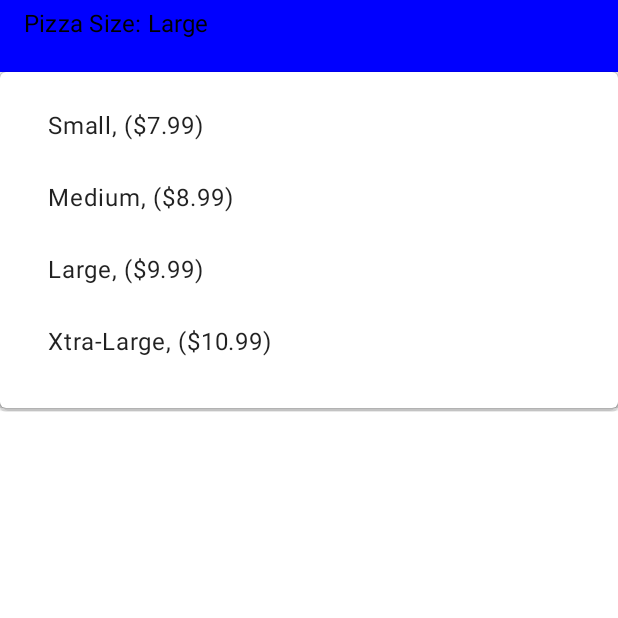
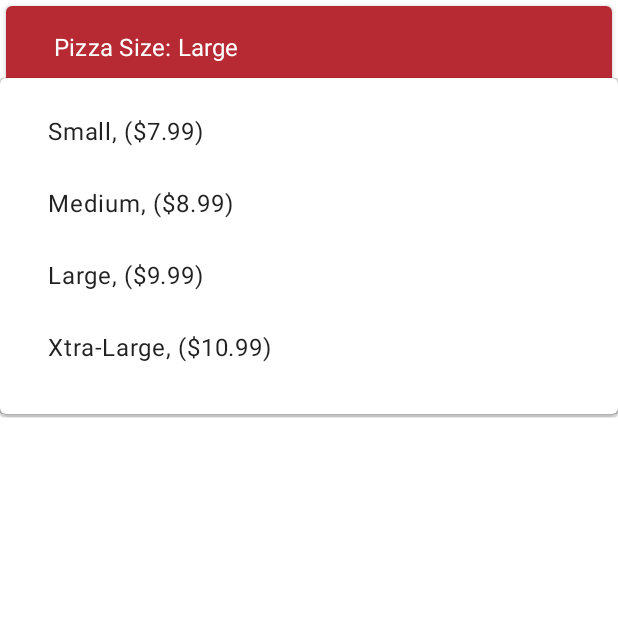
Before and after one commit to masonstevens95/BigNerdRanch_Sample_CodaPizza, an Android app built with Jetpack Compose: the composable PizzaSizeDropdownList shown on its own in the app's theme, after a tap on an icon or button, on a phone screen of 412 x 824 dp, the top half of it. Run offline under Robolectric (Android 15) with nearby library versions, the phone set to English and light mode, and no system bars; 1 statement that could not run was skipped.

Commit message:
ch 29 updated theme, changed pizza size box to button

```diff
--- a/app/build.gradle
+++ b/app/build.gradle
@@ -53,7 +53,6 @@ dependencies {
 
     implementation 'androidx.core:core-ktx:1.3.2'
     implementation 'androidx.appcompat:appcompat:1.2.0'
-    implementation 'com.google.android.material:material:1.3.0'
     implementation 'androidx.constraintlayout:constraintlayout:2.0.4'
 
     implementation 'androidx.compose.foundation:foundation:1.1.1'
--- a/app/src/main/java/com/bignerdranch/android/codapizza/MainActivity.kt
+++ b/app/src/main/java/com/bignerdranch/android/codapizza/MainActivity.kt
@@ -5,6 +5,7 @@ import androidx.activity.compose.setContent
 import androidx.appcompat.app.AppCompatActivity
 import com.bignerdranch.android.codapizza.model.Topping
 import com.bignerdranch.android.codapizza.model.ToppingPlacement
+import com.bignerdranch.android.codapizza.ui.AppTheme
 import com.bignerdranch.android.codapizza.ui.PizzaBuilderScreen
 
 import  com.bignerdranch.android.codapizza.ui.ToppingCell
@@ -13,7 +14,9 @@ class MainActivity : AppCompatActivity() {
     override fun onCreate(savedInstanceState: Bundle?) {
         super.onCreate(savedInstanceState)
         setContent {
-            PizzaBuilderScreen()
+            AppTheme {
+                PizzaBuilderScreen()
+            }
         }
     }
 
--- /dev/null
+++ b/app/src/main/java/com/bignerdranch/android/codapizza/ui/AppTheme.kt
@@ -0,0 +1,20 @@
+package com.bignerdranch.android.codapizza.ui
+
+import androidx.compose.material.MaterialTheme
+import androidx.compose.material.lightColors
+import androidx.compose.runtime.Composable
+import androidx.compose.ui.graphics.Color
+
+@Composable
+fun AppTheme(
+    content: @Composable () -> Unit
+) = MaterialTheme (
+    colors = lightColors(
+        primary = Color(0xFFB72A33),
+        primaryVariant = Color(0xFFA6262E),
+        secondary = Color(0xFF03C4DD),
+        secondaryVariant = Color(0xFF03B2C9)
+    )
+){
+    content()
+}
--- a/app/src/main/java/com/bignerdranch/android/codapizza/ui/PizzaBuilderScreen.kt
+++ b/app/src/main/java/com/bignerdranch/android/codapizza/ui/PizzaBuilderScreen.kt
@@ -3,6 +3,7 @@ package com.bignerdranch.android.codapizza.ui
 import PizzaHeroImage
 import android.util.Log
 import androidx.compose.foundation.background
+import androidx.compose.foundation.border
 import androidx.compose.foundation.clickable
 import androidx.compose.foundation.layout.*
 import androidx.compose.foundation.lazy.LazyColumn
@@ -72,12 +73,12 @@ private fun PizzaSizeDropdownList(
     }
 
     //Wrapper for dropdown menu
-    Box(
+    Button(
         modifier = Modifier
             .fillMaxWidth()
-            .size(48.dp)
-            .background(Color.Blue)
-            .clickable(onClick = { showDropdown = !showDropdown }),
+            .size(64.dp)
+            .padding(4.dp),
+        onClick = { showDropdown = !showDropdown }
     ){
 
         //sample text
--- a/app/src/main/res/values-night/themes.xml
+++ b/app/src/main/res/values-night/themes.xml
@@ -1,16 +1,7 @@
 <resources xmlns:tools="http://schemas.android.com/tools">
     <!-- Base application theme. -->
-    <style name="Theme.CodaPizza" parent="Theme.MaterialComponents.DayNight.DarkActionBar">
-        <!-- Primary brand color. -->
-        <item name="colorPrimary">@color/purple_200</item>
-        <item name="colorPrimaryVariant">@color/purple_700</item>
-        <item name="colorOnPrimary">@color/black</item>
-        <!-- Secondary brand color. -->
-        <item name="colorSecondary">@color/teal_200</item>
-        <item name="colorSecondaryVariant">@color/teal_200</item>
-        <item name="colorOnSecondary">@color/black</item>
-        <!-- Status bar color. -->
-        <item name="android:statusBarColor" tools:targetApi="l">?attr/colorPrimaryVariant</item>
-        <!-- Customize your theme here. -->
+    <style name="Theme.CodaPizza" parent="Theme.AppCompat.DayNight.NoActionBar">
+
+
     </style>
 </resources>
--- a/app/src/main/res/values/colors.xml
+++ /dev/null
@@ -1,10 +0,0 @@
-<?xml version="1.0" encoding="utf-8"?>
-<resources>
-    <color name="purple_200">#FFBB86FC</color>
-    <color name="purple_500">#FF6200EE</color>
-    <color name="purple_700">#FF3700B3</color>
-    <color name="teal_200">#FF03DAC5</color>
-    <color name="teal_700">#FF018786</color>
-    <color name="black">#FF000000</color>
-    <color name="white">#FFFFFFFF</color>
-</resources>
--- a/app/src/main/res/values/themes.xml
+++ b/app/src/main/res/values/themes.xml
@@ -1,16 +1,7 @@
 <resources xmlns:tools="http://schemas.android.com/tools">
     <!-- Base application theme. -->
-    <style name="Theme.CodaPizza" parent="Theme.MaterialComponents.DayNight.DarkActionBar">
-        <!-- Primary brand color. -->
-        <item name="colorPrimary">@color/purple_500</item>
-        <item name="colorPrimaryVariant">@color/purple_700</item>
-        <item name="colorOnPrimary">@color/white</item>
-        <!-- Secondary brand color. -->
-        <item name="colorSecondary">@color/teal_200</item>
-        <item name="colorSecondaryVariant">@color/teal_700</item>
-        <item name="colorOnSecondary">@color/black</item>
-        <!-- Status bar color. -->
-        <item name="android:statusBarColor" tools:targetApi="l">?attr/colorPrimaryVariant</item>
-        <!-- Customize your theme here. -->
+    <style name="Theme.CodaPizza" parent="Theme.AppCompat.Light.NoActionBar">
+
+
     </style>
 </resources>
```
